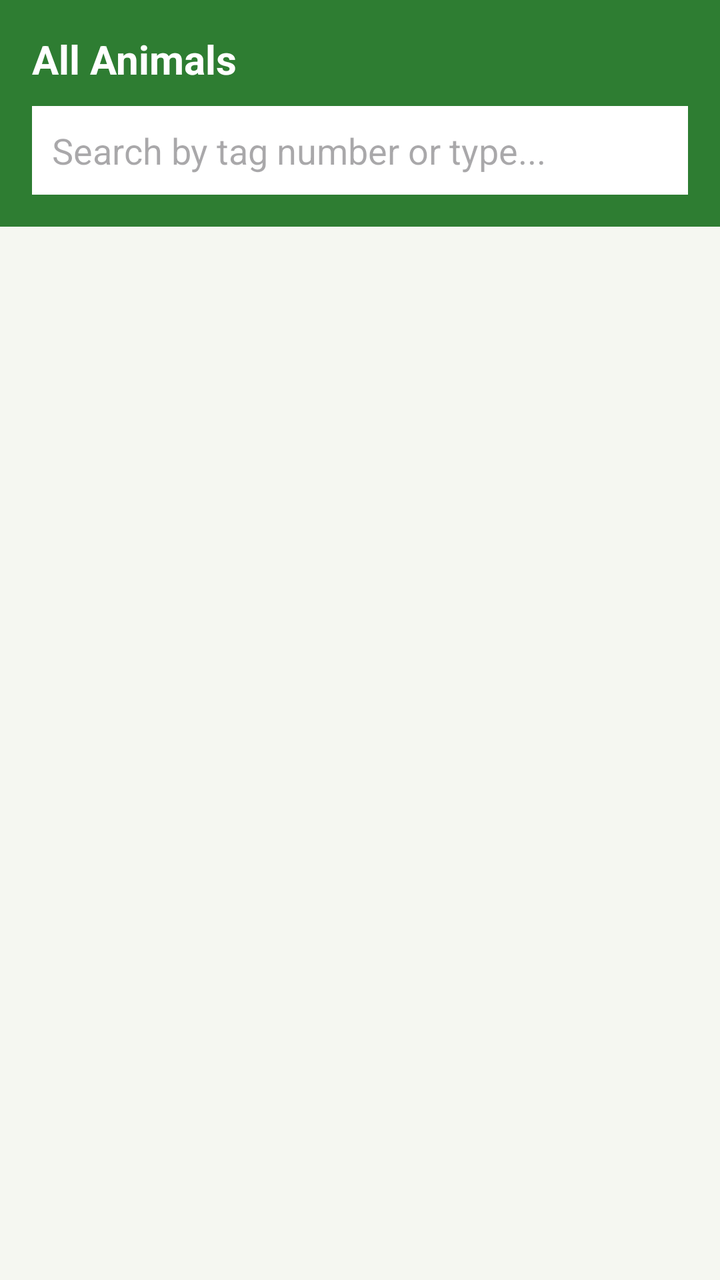
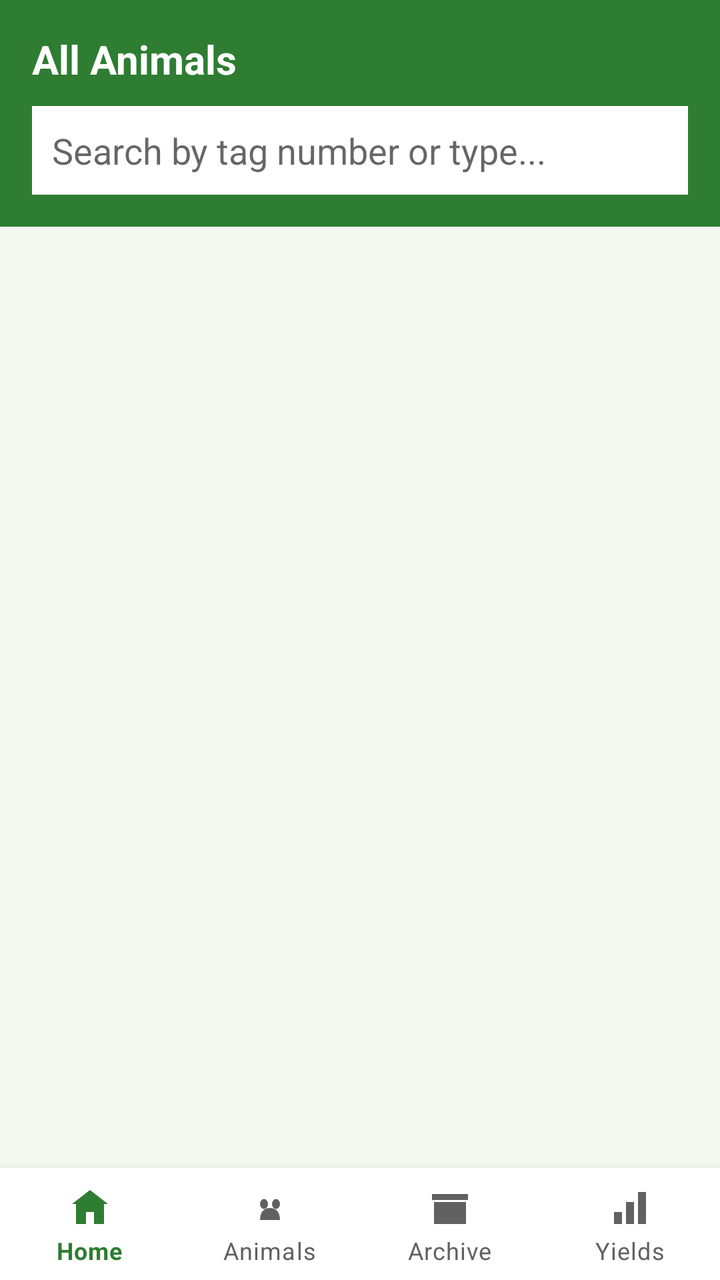

An Android layout rendered at two revisions. The XML below is the earlier revision; the diff shows what the commit changed to produce the second picture.
<!-- AndroidManifest.xml: application theme Theme.AnimalManagerApp -->
<!-- res/layout/activity_animal_list.xml -->
<?xml version="1.0" encoding="utf-8"?>
<LinearLayout xmlns:android="http://schemas.android.com/apk/res/android"
    android:layout_width="match_parent"
    android:layout_height="match_parent"
    android:background="@color/background_light"
    android:orientation="vertical">

    <LinearLayout
        android:layout_width="match_parent"
        android:layout_height="wrap_content"
        android:background="@color/green_primary"
        android:orientation="vertical"
        android:padding="16dp">

        <TextView
            android:layout_width="wrap_content"
            android:layout_height="wrap_content"
            android:text="All Animals"
            android:textColor="@color/white"
            android:textSize="20sp"
            android:textStyle="bold" />

        <EditText
            android:id="@+id/etSearch"
            android:layout_width="match_parent"
            android:layout_height="wrap_content"
            android:layout_marginTop="10dp"
            android:background="@color/card_white"
            android:hint="Search by tag number or type..."
            android:padding="10dp" />
    </LinearLayout>

    <androidx.recyclerview.widget.RecyclerView
        android:id="@+id/rvAnimals"
        android:layout_width="match_parent"
        android:layout_height="0dp"
        android:layout_weight="1"
        android:padding="16dp" />

    <TextView
        android:id="@+id/tvEmptyState"
        android:layout_width="match_parent"
        android:layout_height="wrap_content"
        android:layout_gravity="center"
        android:gravity="center"
        android:padding="32dp"
        android:text="No animals yet. Tap 'Add New Animal' on the dashboard to get started."
        android:textColor="@color/text_secondary"
        android:visibility="gone" />

</LinearLayout>
<!-- resources referenced by this layout -->
<resources>
  <color name="background_light">#F5F7F1</color>
  <color name="card_white">#FFFFFF</color>
  <color name="green_primary">#2E7D32</color>
  <color name="text_secondary">#616161</color>
  <color name="white">#FFFFFF</color>
  <style name="Theme.AnimalManagerApp" parent="Base.Theme.AnimalManagerApp" />
  <style name="Base.Theme.AnimalManagerApp" parent="Theme.Material3.DayNight.NoActionBar">
          
          
      </style>
</resources>

<!-- the commit's change to res/layout/activity_animal_list.xml (unified diff, before → after) -->
@@ -48,4 +48,15 @@
         android:textColor="@color/text_secondary"
         android:visibility="gone" />
 
+    <com.google.android.material.bottomnavigation.BottomNavigationView
+        android:id="@+id/bottomNav"
+        android:layout_width="match_parent"
+        android:layout_height="wrap_content"
+        android:background="@color/card_white"
+        xmlns:app="http://schemas.android.com/apk/res-auto"
+        app:itemIconTint="@color/bottom_nav_item_color"
+        app:itemTextColor="@color/bottom_nav_item_color"
+        app:menu="@menu/bottom_nav_menu"
+        app:labelVisibilityMode="labeled"/>
+
 </LinearLayout>
<!-- resource entries referenced after the edit -->
@@ -5,10 +5,15 @@
   <color name="green_primary">#2E7D32</color>
   <color name="text_secondary">#616161</color>
   <color name="white">#FFFFFF</color>
-  <style name="Theme.AnimalManagerApp" parent="Base.Theme.AnimalManagerApp" />
-  <style name="Base.Theme.AnimalManagerApp" parent="Theme.Material3.DayNight.NoActionBar">
-          
-          
+  <style name="Theme.AnimalManagerApp" parent="Theme.MaterialComponents.Light.NoActionBar">
+          <item name="colorPrimary">@color/green_primary</item>
+          <item name="colorPrimaryDark">@color/green_dark</item>
+          <item name="colorAccent">@color/amber_warning</item>
+          <item name="android:windowBackground">@color/background_light</item>
+          <item name="android:statusBarColor" tools:targetApi="21">@color/green_dark</item>
+          <item name="android:forceDarkAllowed" tools:targetApi="29">false</item>
       </style>
+  <color name="green_dark">#1B5E20</color>
+  <color name="amber_warning">#F9A825</color>
 </resources>
 
